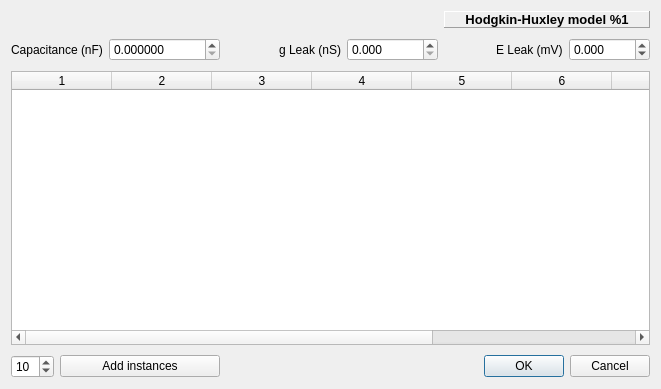
Qt form src/gui/HHModelDlg.ui (CompEphys-team/stdpc) before a commit.
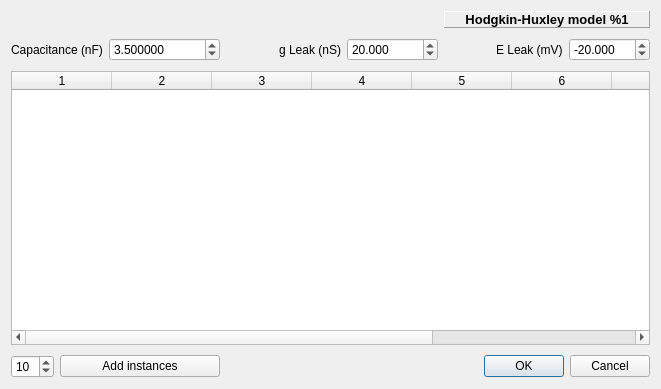
The same form after that commit.

Commit message: Added default values for HHModels

```diff
--- a/src/gui/HHModelDlg.ui
+++ b/src/gui/HHModelDlg.ui
@@ -76,6 +76,9 @@
      <property name="maximum">
       <double>1000000.000000000000000</double>
      </property>
+     <property name="value">
+      <double>3.500000000000000</double>
+     </property>
     </widget>
    </item>
    <item row="1" column="3">
@@ -112,6 +115,9 @@
      <property name="maximum">
       <double>1000000000.000000000000000</double>
      </property>
+     <property name="value">
+      <double>20.000000000000000</double>
+     </property>
     </widget>
    </item>
    <item row="1" column="6">
@@ -157,6 +163,9 @@
      <property name="maximum">
       <double>1000.000000000000000</double>
      </property>
+     <property name="value">
+      <double>-20.000000000000000</double>
+     </property>
     </widget>
    </item>
    <item row="2" column="0" colspan="9">
```
The commit also changes 1 other file.
